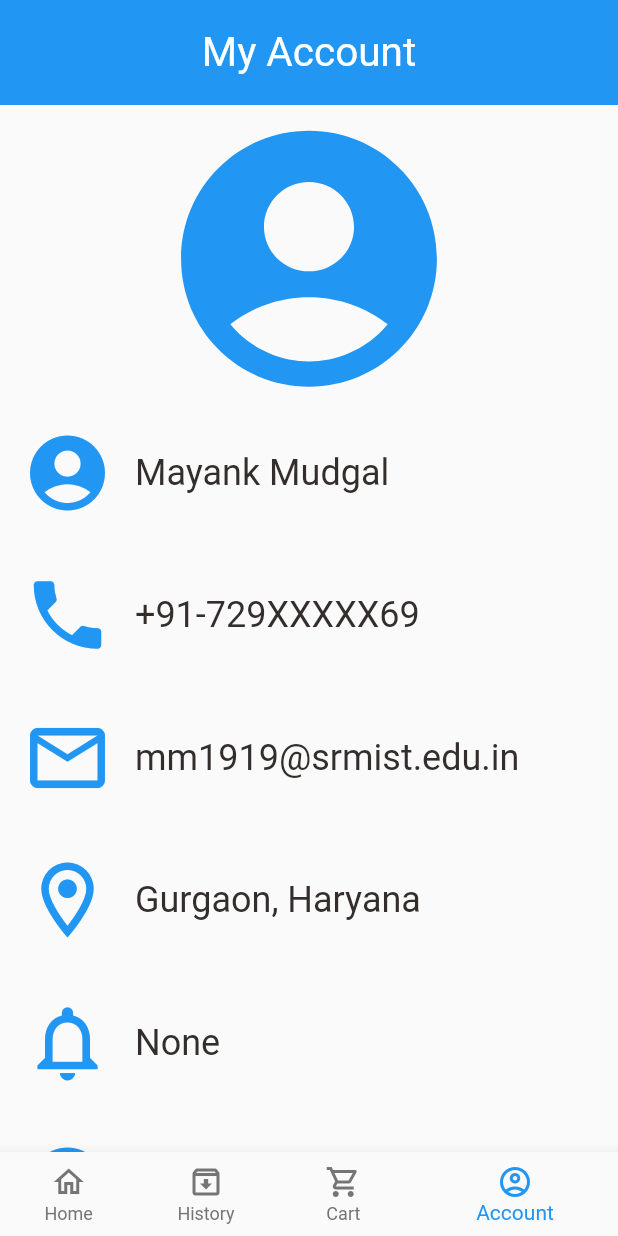
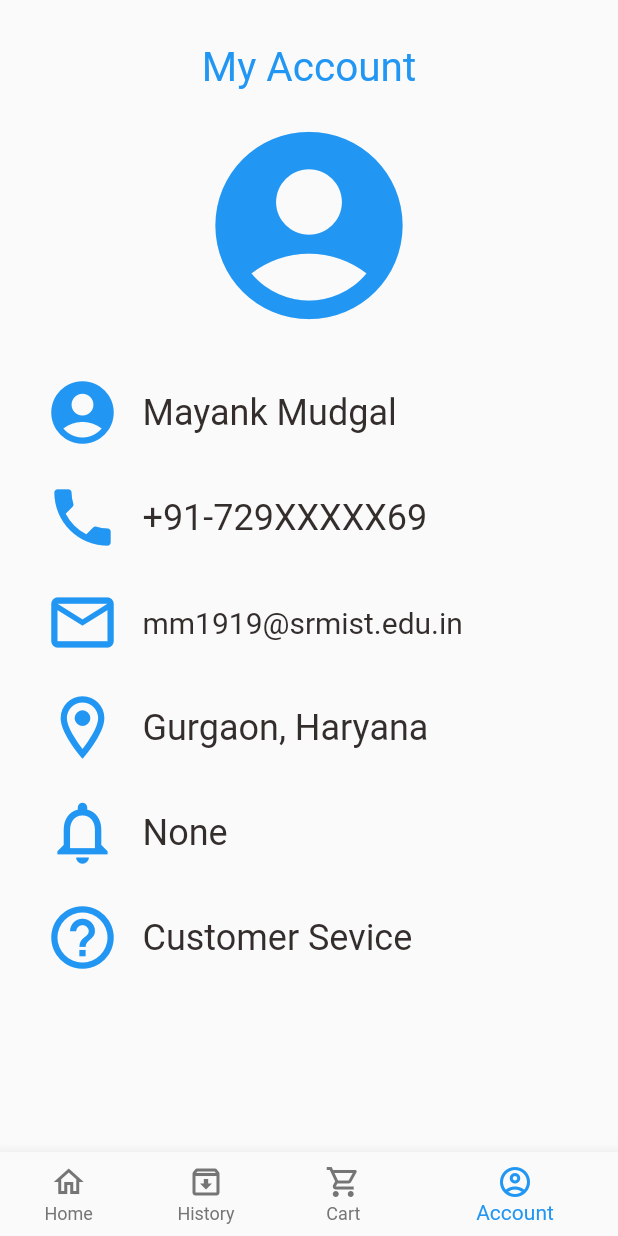
Before and after one commit to Mayank1728/OrderUp-FoodDelivery-App, a Flutter app: the screen it shows after launch, item 4 of the bottom bar chosen, on a phone screen of 412 x 824 dp. Run offline on Flutter 3.47's test engine with Material 2 defaults, Android fonts, the phone set to English and light mode, and no system bars; our stand-ins replace dots_indicator, get, shared_preferences; network calls fail.

Commit message:
Final touches given

```diff
--- a/lib/pages/account/account_page.dart
+++ b/lib/pages/account/account_page.dart
@@ -12,41 +12,40 @@ class AccountPage extends StatelessWidget {
       body: SafeArea(
           child: Column(
         children: [
+          SizedBox(height: 15,),
           Container(
-            height: 70,
+            height: 60,
             // margin: EdgeInsets.only(top: 20),
             width: double.maxFinite,
-            decoration: BoxDecoration(
-              color: AppColors.mainColor,
-            ),
             child: Center(
                 child: BigText(
                   text: "My Account",
-                  color: Colors.white,
+                  color: AppColors.mainColor,
                   size: 27,
                 )),
           ),
           Container(
             child: Icon(
               Icons.account_circle_rounded,
-              size: 205,
+              size: 150,
               color: AppColors.mainColor,
             ),
           ),
+          SizedBox(height: 25,),
           Expanded(
               child: ListView(
             children: [
               Container(
-                  height: 80,
-                  padding: EdgeInsets.only(left: 15, right: 15),
-                  margin: EdgeInsets.only(bottom: 15),
+                  height: 50,
+                  padding: EdgeInsets.only(left: 30, right: 30),
+                  margin: EdgeInsets.only(bottom: 20),
                   width: double.maxFinite,
                   //color: Colors.green,
                   child: Row(
                     children: [
                       Icon(
                         Icons.account_circle_rounded,
-                        size: 60,
+                        size: 50,
                         color: AppColors.mainColor,
                       ),
                       SizedBox(
@@ -56,16 +55,16 @@ class AccountPage extends StatelessWidget {
                     ],
                   )),
               Container(
-                  height: 80,
-                  padding: EdgeInsets.only(left: 15, right: 15),
-                  margin: EdgeInsets.only(bottom: 15),
+                  height: 50,
+                  padding: EdgeInsets.only(left: 30, right: 30),
+                  margin: EdgeInsets.only(bottom: 20),
                   width: double.maxFinite,
                   // color: Colors.green,
                   child: Row(
                     children: [
                       Icon(
                         Icons.phone,
-                        size: 60,
+                        size: 50,
                         color: AppColors.mainColor,
                       ),
                       SizedBox(
@@ -75,35 +74,35 @@ class AccountPage extends StatelessWidget {
                     ],
                   )),
               Container(
-                  height: 80,
-                  padding: EdgeInsets.only(left: 15, right: 15),
-                  margin: EdgeInsets.only(bottom: 15),
+                  height: 50,
+                  padding: EdgeInsets.only(left: 30, right: 30),
+                  margin: EdgeInsets.only(bottom: 20),
                   width: double.maxFinite,
                   // color: Colors.green,
                   child: Row(
                     children: [
                       Icon(
                         Icons.mail_outline,
-                        size: 60,
+                        size: 50,
                         color: AppColors.mainColor,
                       ),
                       SizedBox(
                         width: 15,
                       ),
-                      BigText(text: "mm1919@srmist.edu.in")
+                      BigText(text: "mm1919@srmist.edu.in",size: 20,)
                     ],
                   )),
               Container(
-                  height: 80,
-                  padding: EdgeInsets.only(left: 15, right: 15),
-                  margin: EdgeInsets.only(bottom: 15),
+                  height: 50,
+                  padding: EdgeInsets.only(left: 30, right: 30),
+                  margin: EdgeInsets.only(bottom: 20),
                   width: double.maxFinite,
                   //color: Colors.green,
                   child: Row(
                     children: [
                       Icon(
                         Icons.location_on_outlined,
-                        size: 60,
+                        size: 50,
                         color: AppColors.mainColor,
                       ),
                       SizedBox(
@@ -113,16 +112,16 @@ class AccountPage extends StatelessWidget {
                     ],
                   )),
               Container(
-                  height: 80,
-                  padding: EdgeInsets.only(left: 15, right: 15),
-                  margin: EdgeInsets.only(bottom: 15),
+                  height: 50,
+                  padding: EdgeInsets.only(left: 30, right: 30),
+                  margin: EdgeInsets.only(bottom: 20),
                   width: double.maxFinite,
                   //color: Colors.green,
                   child: Row(
                     children: [
                       Icon(
                         Icons.notifications_none_outlined,
-                        size: 60,
+                        size: 50,
                         color: AppColors.mainColor,
                       ),
                       SizedBox(
@@ -132,16 +131,16 @@ class AccountPage extends StatelessWidget {
                     ],
                   )),
               Container(
-                  height: 80,
-                  padding: EdgeInsets.only(left: 15, right: 15),
-                  margin: EdgeInsets.only(bottom: 15),
+                  height: 50,
+                  padding: EdgeInsets.only(left: 30, right: 30),
+                  margin: EdgeInsets.only(bottom: 20),
                   width: double.maxFinite,
                   // color: Colors.green,
                   child: Row(
                     children: [
                       Icon(
                         Icons.help_outline_outlined,
-                        size: 60,
+                        size: 50,
                         color: AppColors.mainColor,
                       ),
                       SizedBox(
--- /dev/null
+++ b/lib/pages/auth/sign_up_page.dart
@@ -0,0 +1,18 @@
+import 'package:flutter/material.dart';
+
+class SignUpPage extends StatelessWidget {
+  const SignUpPage({super.key});
+
+  @override
+  Widget build(BuildContext context) {
+    return Scaffold(
+      body: SafeArea(
+        child: Column(
+          children: [
+
+          ],
+        ),
+      ),
+    );
+  }
+}
--- a/lib/pages/cart/cart_page.dart
+++ b/lib/pages/cart/cart_page.dart
@@ -243,7 +243,7 @@ class CartPage extends StatelessWidget {
                     borderRadius: BorderRadius.only(
                         topLeft: Radius.circular(Dimensions.radius15),
                         topRight: Radius.circular(Dimensions.radius15)),
-                    color: cartController.getItems.length == 0 ? Colors.grey[50]: Colors.grey[300]),
+                    color: cartController.getItems.length == 0 ? Colors.grey[50]: Colors.grey[100]),
                 child:cartController.getItems.length == 0? Container() : Row(
                   // can fix the button sizes
                   mainAxisAlignment: MainAxisAlignment.spaceBetween,
--- a/lib/pages/home/home_page.dart
+++ b/lib/pages/home/home_page.dart
@@ -1,4 +1,5 @@
 import 'package:app/pages/account/account_page.dart';
+import 'package:app/pages/cart/cart_page.dart';
 import 'package:app/pages/splash/splash_page.dart';
 import 'package:app/utils/colors.dart';
 import 'package:flutter/material.dart';
@@ -18,11 +19,7 @@ class _HomePageState extends State<HomePage> {
   List pages = [
     MainFoodPage(),
     CartHistory(),
-    Container(
-      child: Center(
-        child: Text("Cart Page"),
-      ),
-    ),
+    CartPage(),
     AccountPage()
   ];
   void onTapNav(int index){
--- a/lib/routes/route_helper.dart
+++ b/lib/routes/route_helper.dart
@@ -31,7 +31,7 @@ class RouteHelper {
       var page = Get.parameters['page'];
       return PopularFoodDetails(pageId: int.parse(pageId!), page: page!);
     },
-      transition: Transition.fadeIn
+      transition: Transition.rightToLeft
     ),
     GetPage(name: recommendedFood, page: (){
       print('Recommeend Food');
@@ -39,12 +39,12 @@ class RouteHelper {
       var page = Get.parameters['page'];
       return RecommendedFoodDetail(pageId: int.parse(pageId!), page: page!);
     },
-    transition: Transition.fadeIn),
+    transition: Transition.rightToLeft),
     GetPage(
       name: cartPage, page: (){
         return CartPage();
     },
-      transition: Transition.fadeIn
+      transition: Transition.rightToLeft
     ),
   ];
 
```
Also changed, not shown: 2 other files.
